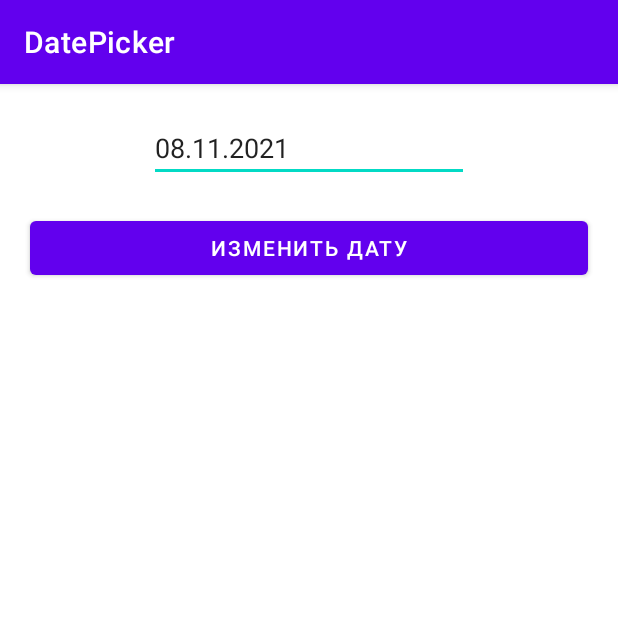
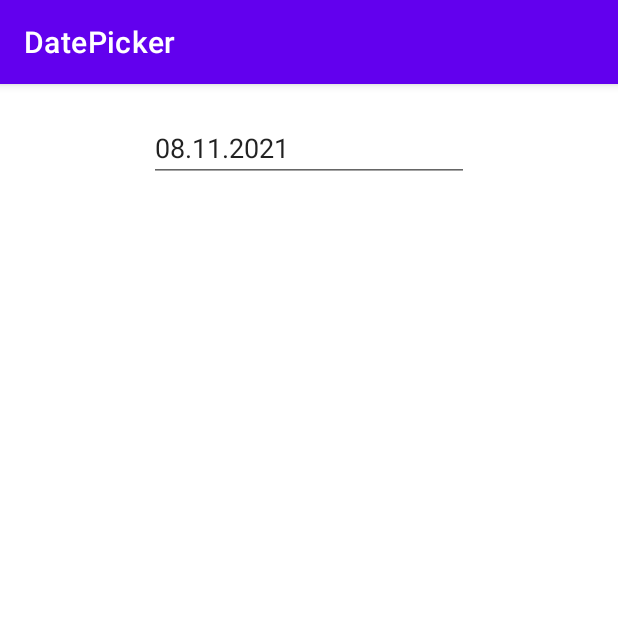
Before and after one commit to IrHipov/AndroidDatePickerField, an Android app: the screen it shows after launch (MainActivity), on a phone screen of 412 x 824 dp, the top half of it. Run offline under Robolectric (Android 15) with nearby library versions, the phone set to English and light mode, and no system bars.

Commit message:
move click open DatePickerDialog from button to field;

```diff
--- a/app/src/main/res/layout/activity_main.xml
+++ b/app/src/main/res/layout/activity_main.xml
@@ -12,7 +12,10 @@
         android:layout_height="wrap_content"
         android:layout_marginTop="20dp"
         android:ems="10"
-        android:inputType="textPersonName"
+        android:enabled="true"
+        android:focusable="false"
+        android:inputType="date"
+        android:onClick="setDate"
         android:text="data"
         app:layout_constraintEnd_toEndOf="parent"
         app:layout_constraintHorizontal_bias="0.5"
@@ -20,17 +23,4 @@
         app:layout_constraintTop_toTopOf="parent" />
 
 
-    <Button
-        android:id="@+id/dateButton"
-        android:layout_width="0dp"
-        android:layout_height="wrap_content"
-        android:layout_marginStart="20dp"
-        android:layout_marginTop="20dp"
-        android:layout_marginEnd="20dp"
-        android:onClick="setDate"
-        android:text="Изменить дату"
-        app:layout_constraintEnd_toEndOf="parent"
-        app:layout_constraintHorizontal_bias="0.5"
-        app:layout_constraintStart_toStartOf="parent"
-        app:layout_constraintTop_toBottomOf="@+id/dateText" />
 </androidx.constraintlayout.widget.ConstraintLayout>
```
